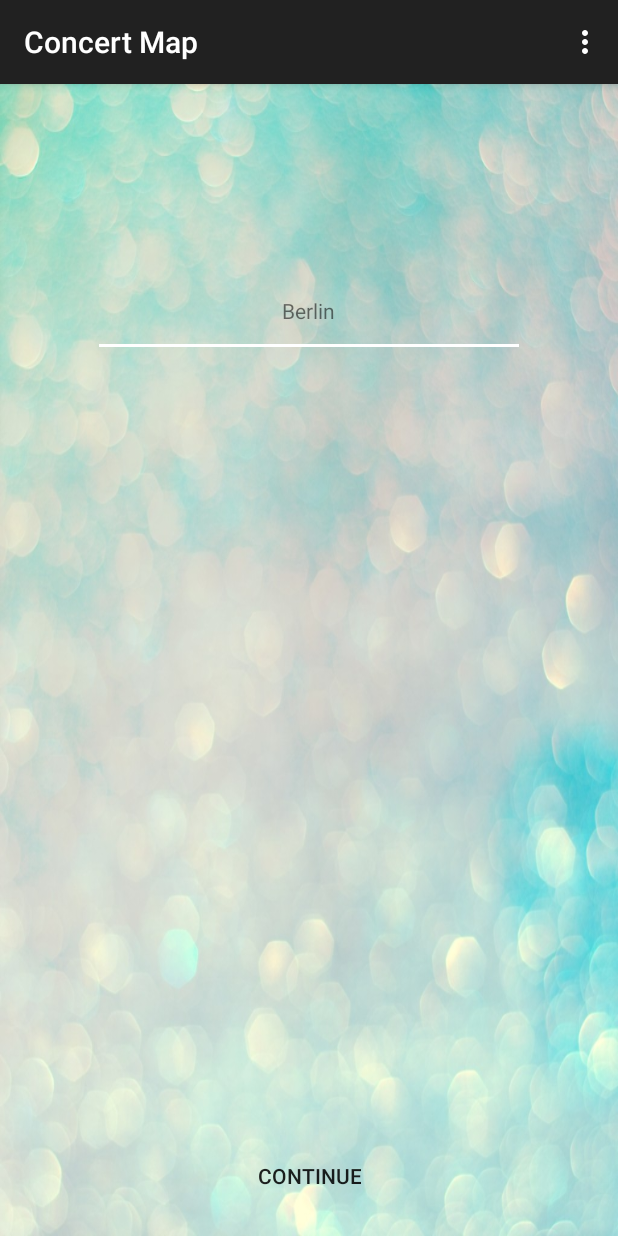
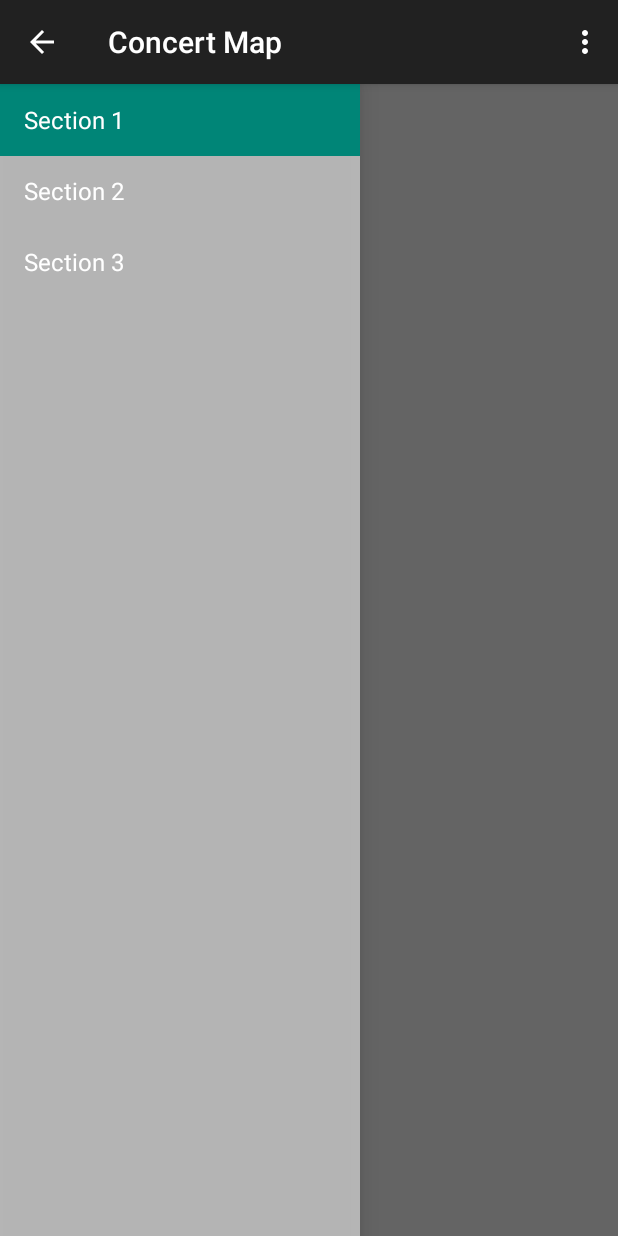
Before and after one commit to sspecial/ConcertMap, an Android app: the screen it shows after launch (StartActivity before the commit, NavigationActivity after it), on a phone screen of 412 x 824 dp. Run offline under Robolectric (Android 15) with nearby library versions, the phone set to English and light mode, and no system bars; 2 statements that could not run were skipped.

Commit message:
Navigation activity

```diff
--- /dev/null
+++ b/app/src/main/java/de/berlin/special/concertmap/NavigationActivity.java
@@ -0,0 +1,149 @@
+package de.berlin.special.concertmap;
+
+import android.app.Activity;
+import android.support.v7.app.ActionBarActivity;
+import android.support.v7.app.ActionBar;
+import android.support.v4.app.Fragment;
+import android.support.v4.app.FragmentManager;
+import android.content.Context;
+import android.os.Build;
+import android.os.Bundle;
+import android.view.Gravity;
+import android.view.LayoutInflater;
+import android.view.Menu;
+import android.view.MenuItem;
+import android.view.View;
+import android.view.ViewGroup;
+import android.support.v4.widget.DrawerLayout;
+import android.widget.ArrayAdapter;
+import android.widget.TextView;
+
+
+public class NavigationActivity extends ActionBarActivity
+        implements NavigationDrawerFragment.NavigationDrawerCallbacks {
+
+    /**
+     * Fragment managing the behaviors, interactions and presentation of the navigation drawer.
+     */
+    private NavigationDrawerFragment mNavigationDrawerFragment;
+
+    /**
+     * Used to store the last screen title. For use in {@link #restoreActionBar()}.
+     */
+    private CharSequence mTitle;
+
+    @Override
+    protected void onCreate(Bundle savedInstanceState) {
+        super.onCreate(savedInstanceState);
+        setContentView(R.layout.activity_navigation);
+
+        mNavigationDrawerFragment = (NavigationDrawerFragment)
+                getSupportFragmentManager().findFragmentById(R.id.navigation_drawer);
+        mTitle = getTitle();
+
+        // Set up the drawer.
+        mNavigationDrawerFragment.setUp(
+                R.id.navigation_drawer,
+                (DrawerLayout) findViewById(R.id.drawer_layout));
+    }
+
+    @Override
+    public void onNavigationDrawerItemSelected(int position) {
+        // update the main content by replacing fragments
+        FragmentManager fragmentManager = getSupportFragmentManager();
+        fragmentManager.beginTransaction()
+                .replace(R.id.container, PlaceholderFragment.newInstance(position + 1))
+                .commit();
+    }
+
+    public void onSectionAttached(int number) {
+        switch (number) {
+            case 1:
+                mTitle = getString(R.string.title_section1);
+                break;
+            case 2:
+                mTitle = getString(R.string.title_section2);
+                break;
+            case 3:
+                mTitle = getString(R.string.title_section3);
+                break;
+        }
+    }
+
+    public void restoreActionBar() {
+        ActionBar actionBar = getSupportActionBar();
+        actionBar.setNavigationMode(ActionBar.NAVIGATION_MODE_STANDARD);
+        actionBar.setDisplayShowTitleEnabled(true);
+        actionBar.setTitle(mTitle);
+    }
+
+
+    @Override
+    public boolean onCreateOptionsMenu(Menu menu) {
+        if (!mNavigationDrawerFragment.isDrawerOpen()) {
+            // Only show items in the action bar relevant to this screen
+            // if the drawer is not showing. Otherwise, let the drawer
+            // decide what to show in the action bar.
+            getMenuInflater().inflate(R.menu.navigation, menu);
+            restoreActionBar();
+            return true;
+        }
+        return super.onCreateOptionsMenu(menu);
+    }
+
+    @Override
+    public boolean onOptionsItemSelected(MenuItem item) {
+        // Handle action bar item clicks here. The action bar will
+        // automatically handle clicks on the Home/Up button, so long
+        // as you specify a parent activity in AndroidManifest.xml.
+        int id = item.getItemId();
+
+        //noinspection SimplifiableIfStatement
+        if (id == R.id.action_settings) {
+            return true;
+        }
+
+        return super.onOptionsItemSelected(item);
+    }
+
+    /**
+     * A placeholder fragment containing a simple view.
+     */
+    public static class PlaceholderFragment extends Fragment {
+        /**
+         * The fragment argument representing the section number for this
+         * fragment.
+         */
+        private static final String ARG_SECTION_NUMBER = "section_number";
+
+        /**
+         * Returns a new instance of this fragment for the given section
+         * number.
+         */
+        public static PlaceholderFragment newInstance(int sectionNumber) {
+            PlaceholderFragment fragment = new PlaceholderFragment();
+            Bundle args = new Bundle();
+            args.putInt(ARG_SECTION_NUMBER, sectionNumber);
+            fragment.setArguments(args);
+            return fragment;
+        }
+
+        public PlaceholderFragment() {
+        }
+
+        @Override
+        public View onCreateView(LayoutInflater inflater, ViewGroup container,
+                                 Bundle savedInstanceState) {
+            View rootView = inflater.inflate(R.layout.fragment_navigation, container, false);
+            return rootView;
+        }
+
+        @Override
+        public void onAttach(Activity activity) {
+            super.onAttach(activity);
+            ((NavigationActivity) activity).onSectionAttached(
+                    getArguments().getInt(ARG_SECTION_NUMBER));
+        }
+    }
+
+}
--- /dev/null
+++ b/app/src/main/java/de/berlin/special/concertmap/NavigationDrawerFragment.java
@@ -0,0 +1,282 @@
+package de.berlin.special.concertmap;
+
+import android.support.v7.app.ActionBarActivity;
+import android.app.Activity;
+import android.support.v7.app.ActionBar;
+import android.support.v4.app.Fragment;
+import android.support.v4.app.ActionBarDrawerToggle;
+import android.support.v4.view.GravityCompat;
+import android.support.v4.widget.DrawerLayout;
+import android.content.SharedPreferences;
+import android.content.res.Configuration;
+import android.os.Bundle;
+import android.preference.PreferenceManager;
+import android.view.LayoutInflater;
+import android.view.Menu;
+import android.view.MenuInflater;
+import android.view.MenuItem;
+import android.view.View;
+import android.view.ViewGroup;
+import android.widget.AdapterView;
+import android.widget.ArrayAdapter;
+import android.widget.ListView;
+import android.widget.Toast;
+
+/**
+ * Fragment used for managing interactions for and presentation of a navigation drawer.
+ * See the <a href="https://developer.android.com/design/patterns/navigation-drawer.html#Interaction">
+ * design guidelines</a> for a complete explanation of the behaviors implemented here.
+ */
+public class NavigationDrawerFragment extends Fragment {
+
+    /**
+     * Remember the position of the selected item.
+     */
+    private static final String STATE_SELECTED_POSITION = "selected_navigation_drawer_position";
+
+    /**
+     * Per the design guidelines, you should show the drawer on launch until the user manually
+     * expands it. This shared preference tracks this.
+     */
+    private static final String PREF_USER_LEARNED_DRAWER = "navigation_drawer_learned";
+
+    /**
+     * A pointer to the current callbacks instance (the Activity).
+     */
+    private NavigationDrawerCallbacks mCallbacks;
+
+    /**
+     * Helper component that ties the action bar to the navigation drawer.
+     */
+    private ActionBarDrawerToggle mDrawerToggle;
+
+    private DrawerLayout mDrawerLayout;
+    private ListView mDrawerListView;
+    private View mFragmentContainerView;
+
+    private int mCurrentSelectedPosition = 0;
+    private boolean mFromSavedInstanceState;
+    private boolean mUserLearnedDrawer;
+
+    public NavigationDrawerFragment() {
+    }
+
+    @Override
+    public void onCreate(Bundle savedInstanceState) {
+        super.onCreate(savedInstanceState);
+
+        // Read in the flag indicating whether or not the user has demonstrated awareness of the
+        // drawer. See PREF_USER_LEARNED_DRAWER for details.
+        SharedPreferences sp = PreferenceManager.getDefaultSharedPreferences(getActivity());
+        mUserLearnedDrawer = sp.getBoolean(PREF_USER_LEARNED_DRAWER, false);
+
+        if (savedInstanceState != null) {
+            mCurrentSelectedPosition = savedInstanceState.getInt(STATE_SELECTED_POSITION);
+            mFromSavedInstanceState = true;
+        }
+
+        // Select either the default item (0) or the last selected item.
+        selectItem(mCurrentSelectedPosition);
+    }
+
+    @Override
+    public void onActivityCreated(Bundle savedInstanceState) {
+        super.onActivityCreated(savedInstanceState);
+        // Indicate that this fragment would like to influence the set of actions in the action bar.
+        setHasOptionsMenu(true);
+    }
+
+    @Override
+    public View onCreateView(LayoutInflater inflater, ViewGroup container,
+                             Bundle savedInstanceState) {
+        mDrawerListView = (ListView) inflater.inflate(
+                R.layout.fragment_navigation_drawer, container, false);
+        mDrawerListView.setOnItemClickListener(new AdapterView.OnItemClickListener() {
+            @Override
+            public void onItemClick(AdapterView<?> parent, View view, int position, long id) {
+                selectItem(position);
+            }
+        });
+        mDrawerListView.setAdapter(new ArrayAdapter<String>(
+                getActionBar().getThemedContext(),
+                android.R.layout.simple_list_item_activated_1,
+                android.R.id.text1,
+                new String[]{
+                        getString(R.string.title_section1),
+                        getString(R.string.title_section2),
+                        getString(R.string.title_section3),
+                }));
+        mDrawerListView.setItemChecked(mCurrentSelectedPosition, true);
+        return mDrawerListView;
+    }
+
+    public boolean isDrawerOpen() {
+        return mDrawerLayout != null && mDrawerLayout.isDrawerOpen(mFragmentContainerView);
+    }
+
+    /**
+     * Users of this fragment must call this method to set up the navigation drawer interactions.
+     *
+     * @param fragmentId   The android:id of this fragment in its activity's layout.
+     * @param drawerLayout The DrawerLayout containing this fragment's UI.
+     */
+    public void setUp(int fragmentId, DrawerLayout drawerLayout) {
+        mFragmentContainerView = getActivity().findViewById(fragmentId);
+        mDrawerLayout = drawerLayout;
+
+        // set a custom shadow that overlays the main content when the drawer opens
+        mDrawerLayout.setDrawerShadow(R.drawable.drawer_shadow, GravityCompat.START);
+        // set up the drawer's list view with items and click listener
+
+        ActionBar actionBar = getActionBar();
+        actionBar.setDisplayHomeAsUpEnabled(true);
+        actionBar.setHomeButtonEnabled(true);
+
+        // ActionBarDrawerToggle ties together the the proper interactions
+        // between the navigation drawer and the action bar app icon.
+        mDrawerToggle = new ActionBarDrawerToggle(
+                getActivity(),                    /* host Activity */
+                mDrawerLayout,                    /* DrawerLayout object */
+                R.drawable.ic_drawer,             /* nav drawer image to replace 'Up' caret */
+                R.string.navigation_drawer_open,  /* "open drawer" description for accessibility */
+                R.string.navigation_drawer_close  /* "close drawer" description for accessibility */
+        ) {
+            @Override
+            public void onDrawerClosed(View drawerView) {
+                super.onDrawerClosed(drawerView);
+                if (!isAdded()) {
+                    return;
+                }
+
+                getActivity().supportInvalidateOptionsMenu(); // calls onPrepareOptionsMenu()
+            }
+
+            @Override
+            public void onDrawerOpened(View drawerView) {
+                super.onDrawerOpened(drawerView);
+                if (!isAdded()) {
+                    return;
+                }
+
+                if (!mUserLearnedDrawer) {
+                    // The user manually opened the drawer; store this flag to prevent auto-showing
+                    // the navigation drawer automatically in the future.
+                    mUserLearnedDrawer = true;
+                    SharedPreferences sp = PreferenceManager
+                            .getDefaultSharedPreferences(getActivity());
+                    sp.edit().putBoolean(PREF_USER_LEARNED_DRAWER, true).apply();
+                }
+
+                getActivity().supportInvalidateOptionsMenu(); // calls onPrepareOptionsMenu()
+            }
+        };
+
+        // If the user hasn't 'learned' about the drawer, open it to introduce them to the drawer,
+        // per the navigation drawer design guidelines.
+        if (!mUserLearnedDrawer && !mFromSavedInstanceState) {
+            mDrawerLayout.openDrawer(mFragmentContainerView);
+        }
+
+        // Defer code dependent on restoration of previous instance state.
+        mDrawerLayout.post(new Runnable() {
+            @Override
+            public void run() {
+                mDrawerToggle.syncState();
+            }
+        });
+
+        mDrawerLayout.setDrawerListener(mDrawerToggle);
+    }
+
+    private void selectItem(int position) {
+        mCurrentSelectedPosition = position;
+        if (mDrawerListView != null) {
+            mDrawerListView.setItemChecked(position, true);
+        }
+        if (mDrawerLayout != null) {
+            mDrawerLayout.closeDrawer(mFragmentContainerView);
+        }
+        if (mCallbacks != null) {
+            mCallbacks.onNavigationDrawerItemSelected(position);
+        }
+    }
+
+    @Override
+    public void onAttach(Activity activity) {
+        super.onAttach(activity);
+        try {
+            mCallbacks = (NavigationDrawerCallbacks) activity;
+        } catch (ClassCastException e) {
+            throw new ClassCastException("Activity must implement NavigationDrawerCallbacks.");
+        }
+    }
+
+    @Override
+    public void onDetach() {
+        super.onDetach();
+        mCallbacks = null;
+    }
+
+    @Override
+    public void onSaveInstanceState(Bundle outState) {
+        super.onSaveInstanceState(outState);
+        outState.putInt(STATE_SELECTED_POSITION, mCurrentSelectedPosition);
+    }
+
+    @Override
+    public void onConfigurationChanged(Configuration newConfig) {
+        super.onConfigurationChanged(newConfig);
+        // Forward the new configuration the drawer toggle component.
+        mDrawerToggle.onConfigurationChanged(newConfig);
+    }
+
+    @Override
+    public void onCreateOptionsMenu(Menu menu, MenuInflater inflater) {
+        // If the drawer is open, show the global app actions in the action bar. See also
+        // showGlobalContextActionBar, which controls the top-left area of the action bar.
+        if (mDrawerLayout != null && isDrawerOpen()) {
+            inflater.inflate(R.menu.global, menu);
+            showGlobalContextActionBar();
+        }
+        super.onCreateOptionsMenu(menu, inflater);
+    }
+
+    @Override
+    public boolean onOptionsItemSelected(MenuItem item) {
+        if (mDrawerToggle.onOptionsItemSelected(item)) {
+            return true;
+        }
+
+        if (item.getItemId() == R.id.action_example) {
+            Toast.makeText(getActivity(), "Example action.", Toast.LENGTH_SHORT).show();
+            return true;
+        }
+
+        return super.onOptionsItemSelected(item);
+    }
+
+    /**
+     * Per the navigation drawer design guidelines, updates the action bar to show the global app
+     * 'context', rather than just what's in the current screen.
+     */
+    private void showGlobalContextActionBar() {
+        ActionBar actionBar = getActionBar();
+        actionBar.setDisplayShowTitleEnabled(true);
+        actionBar.setNavigationMode(ActionBar.NAVIGATION_MODE_STANDARD);
+        actionBar.setTitle(R.string.app_name);
+    }
+
+    private ActionBar getActionBar() {
+        return ((ActionBarActivity) getActivity()).getSupportActionBar();
+    }
+
+    /**
+     * Callbacks interface that all activities using this fragment must implement.
+     */
+    public static interface NavigationDrawerCallbacks {
+        /**
+         * Called when an item in the navigation drawer is selected.
+         */
+        void onNavigationDrawerItemSelected(int position);
+    }
+}
--- /dev/null
+++ b/app/src/main/res/layout/activity_navigation.xml
@@ -0,0 +1,27 @@
+<!-- A DrawerLayout is intended to be used as the top-level content view using match_parent for both width and height to consume the full space available. -->
+<android.support.v4.widget.DrawerLayout xmlns:android="http://schemas.android.com/apk/res/android"
+    xmlns:tools="http://schemas.android.com/tools" android:id="@+id/drawer_layout"
+    android:layout_width="match_parent" android:layout_height="match_parent"
+    tools:context="de.berlin.special.concertmap.NavigationActivity">
+
+    <!-- As the main content view, the view below consumes the entire
+         space available using match_parent in both dimensions. -->
+    <FrameLayout android:id="@+id/container"
+        android:layout_width="match_parent"
+        android:layout_height="match_parent" />
+
+    <!-- android:layout_gravity="start" tells DrawerLayout to treat
+         this as a sliding drawer on the left side for left-to-right
+         languages and on the right side for right-to-left languages.
+         If you're not building against API 17 or higher, use
+         android:layout_gravity="left" instead. -->
+    <!-- The drawer is given a fixed width in dp and extends the full height of
+         the container. -->
+    <fragment android:id="@+id/navigation_drawer"
+        android:layout_width="@dimen/navigation_drawer_width"
+        android:layout_height="match_parent"
+        android:layout_gravity="start"
+        android:name="de.berlin.special.concertmap.NavigationDrawerFragment"
+        tools:layout="@layout/fragment_navigation_drawer" />
+
+</android.support.v4.widget.DrawerLayout>
--- /dev/null
+++ b/app/src/main/res/layout/fragment_navigation_drawer.xml
@@ -0,0 +1,9 @@
+<ListView xmlns:android="http://schemas.android.com/apk/res/android"
+    xmlns:tools="http://schemas.android.com/tools"
+    android:layout_width="match_parent"
+    android:layout_height="match_parent"
+    android:choiceMode="singleChoice"
+    android:divider="@android:color/transparent"
+    android:dividerHeight="0dp"
+    android:background="#cccc"
+    tools:context="de.berlin.special.concertmap.NavigationDrawerFragment" />
--- /dev/null
+++ b/app/src/main/res/menu/global.xml
@@ -0,0 +1,5 @@
+<menu xmlns:android="http://schemas.android.com/apk/res/android"
+    xmlns:app="http://schemas.android.com/apk/res-auto">
+    <item android:id="@+id/action_settings" android:title="@string/action_settings"
+        android:orderInCategory="100" app:showAsAction="never" />
+</menu>
--- /dev/null
+++ b/app/src/main/res/menu/navigation.xml
@@ -0,0 +1,9 @@
+<menu xmlns:android="http://schemas.android.com/apk/res/android"
+    xmlns:app="http://schemas.android.com/apk/res-auto"
+    xmlns:tools="http://schemas.android.com/tools"
+    tools:context="de.berlin.special.concertmap.NavigationActivity">
+    <item android:id="@+id/action_example" android:title="@string/action_example"
+        app:showAsAction="withText|ifRoom" />
+    <item android:id="@+id/action_settings" android:title="@string/action_settings"
+        android:orderInCategory="100" app:showAsAction="never" />
+</menu>
--- a/app/src/main/res/values/dimens.xml
+++ b/app/src/main/res/values/dimens.xml
@@ -2,4 +2,8 @@
     <!-- Default screen margins, per the Android Design guidelines. -->
     <dimen name="activity_horizontal_margin">16dp</dimen>
     <dimen name="activity_vertical_margin">16dp</dimen>
+
+    <!-- Per the design guidelines, navigation drawers should be between 240dp and 320dp:
+         https://developer.android.com/design/patterns/navigation-drawer.html -->
+    <dimen name="navigation_drawer_width">240dp</dimen>
 </resources>
--- a/app/src/main/res/values/strings.xml
+++ b/app/src/main/res/values/strings.xml
@@ -8,5 +8,15 @@
     <string name="finding_your_city">Finding your city...</string>
     <string name="hit_the_refresh">Hit the refresh</string>
     <string name="continue_key">Continue</string>
+    <string name="title_activity_navigation">Navigate here!</string>
+
+    <string name="title_section1">Section 1</string>
+    <string name="title_section2">Section 2</string>
+    <string name="title_section3">Section 3</string>
+
+    <string name="navigation_drawer_open">Open navigation drawer</string>
+    <string name="navigation_drawer_close">Close navigation drawer</string>
+
+    <string name="action_example">Example action</string>
 
 </resources>
```
Also changed, not shown: app/build.gradle (+7 -4 lines), app/src/main/AndroidManifest.xml (+12 -2 lines), app/src/main/java/de/berlin/special/concertmap/InitiateFragment.java (+4 -4 lines), app/src/main/res/layout/fragment_navigation.xml (added, +12 -0 lines).
